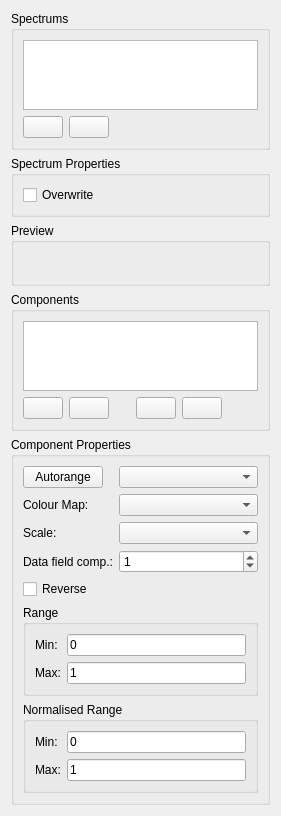
Old version of the form res/designer/spectrumeditorwidget.ui in the repository tsalemink/neon.
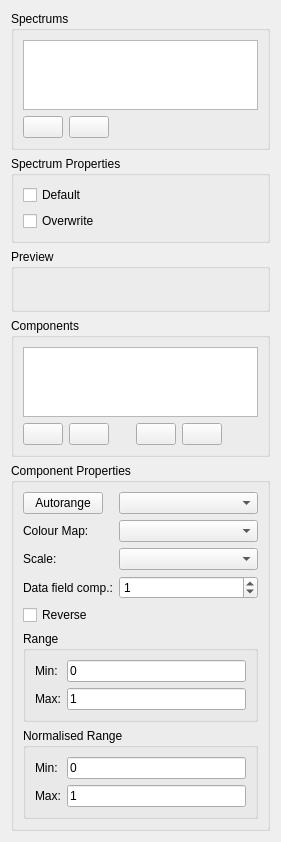
New version of the form. Icons and pictures are not drawn. Custom widgets are drawn as their Qt base class.

Commit message: Implemented most of the spectrum editor widget.

Patch:
```diff
--- a/res/designer/spectrumeditorwidget.ui
+++ b/res/designer/spectrumeditorwidget.ui
@@ -73,7 +73,7 @@
       <string>Spectrum Properties</string>
      </property>
      <layout class="QFormLayout" name="formLayout">
-      <item row="0" column="0">
+      <item row="1" column="0">
        <widget class="QCheckBox" name="checkBoxOverwrite">
         <property name="toolTip">
          <string>Overwrite graphics material colour with spectrum colour</string>
@@ -83,6 +83,13 @@
         </property>
        </widget>
       </item>
+      <item row="0" column="0">
+       <widget class="QCheckBox" name="checkBoxDefault">
+        <property name="text">
+         <string>Default</string>
+        </property>
+       </widget>
+      </item>
      </layout>
     </widget>
    </item>
```
The commit also changes 5 other files.
